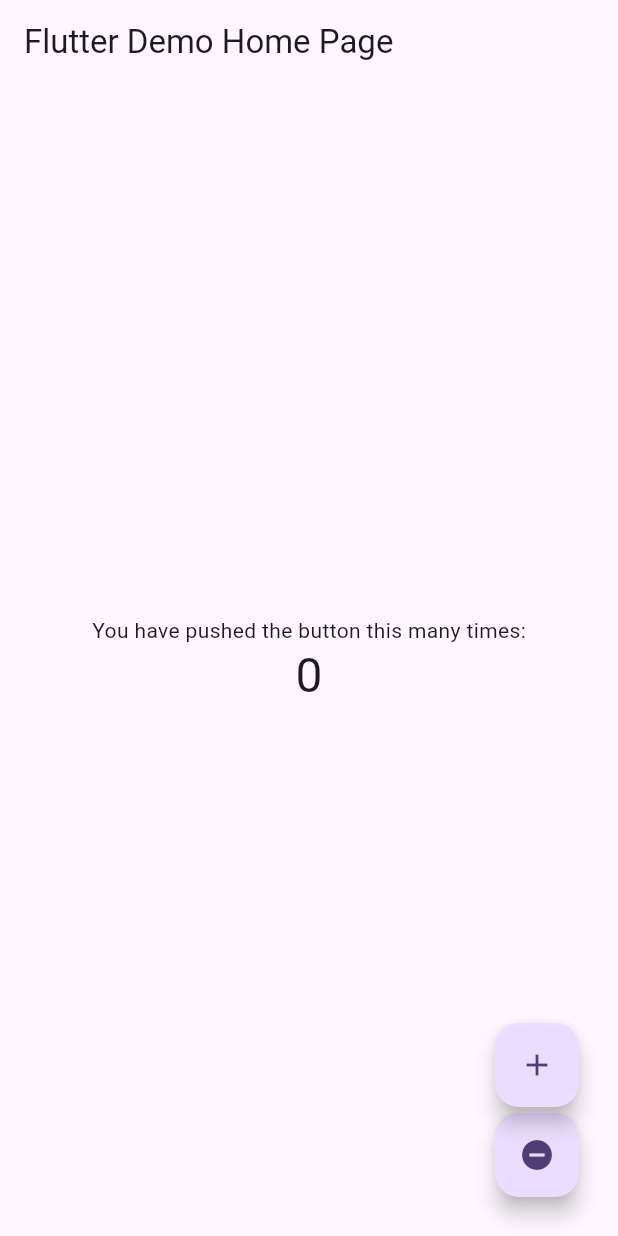
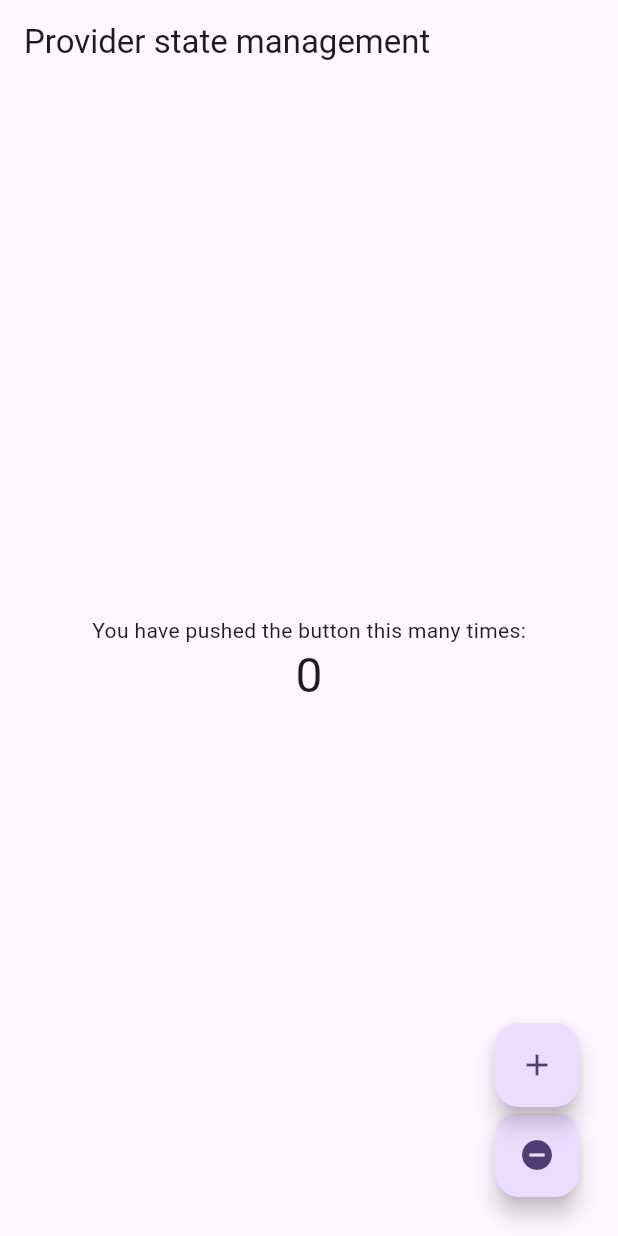
Before and after one commit to Blacknahil/UGR-6739-14-Lab-Exercises, a Flutter app: the screen it shows after launch, on a phone screen of 412 x 824 dp. Run offline on Flutter 3.47's test engine with Material 3 defaults, Android fonts, the phone set to English and light mode, and no system bars.

Commit message:
fixing the title of my bloc and provider state managemnt project

```diff
--- a/bloc_lab/states_/lib/main.dart
+++ b/bloc_lab/states_/lib/main.dart
@@ -24,7 +24,7 @@ class MyApp extends StatelessWidget {
         colorScheme: ColorScheme.fromSeed(seedColor: Colors.deepPurple),
         useMaterial3: true,
       ),
-      home: const MyHomePage(title: 'Flutter Demo Home Page'),
+      home: const MyHomePage(title: 'Bloc state managemnt Page'),
     );
   }
 }
--- a/providers_lab/states_/lib/main.dart
+++ b/providers_lab/states_/lib/main.dart
@@ -19,7 +19,7 @@ class MyApp extends StatelessWidget {
         colorScheme: ColorScheme.fromSeed(seedColor: Colors.deepPurple),
         useMaterial3: true,
       ),
-      home: const MyHomePage(title: 'Flutter Demo Home Page'),
+      home: const MyHomePage(title: 'Provider state management'),
     );
   }
 }
```
